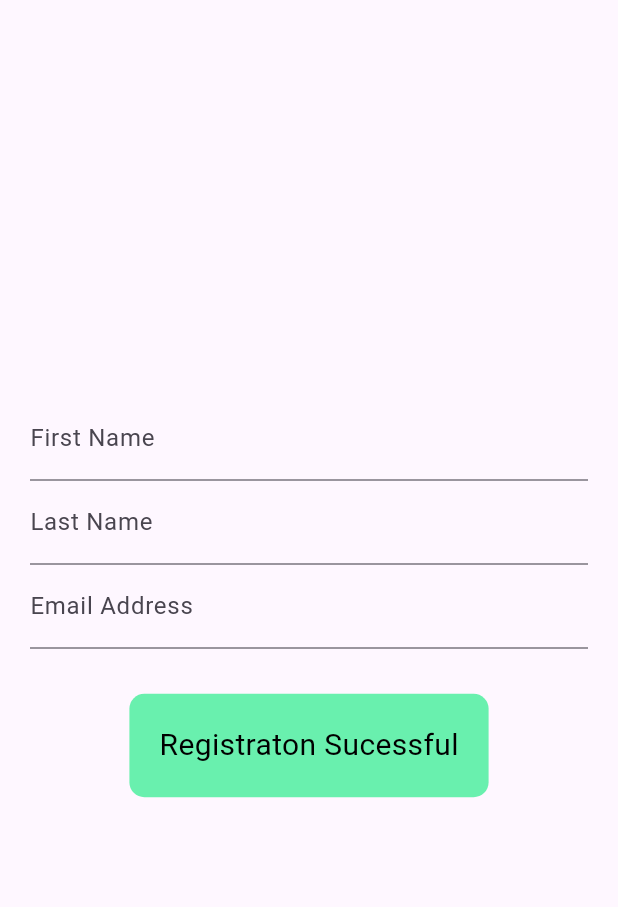
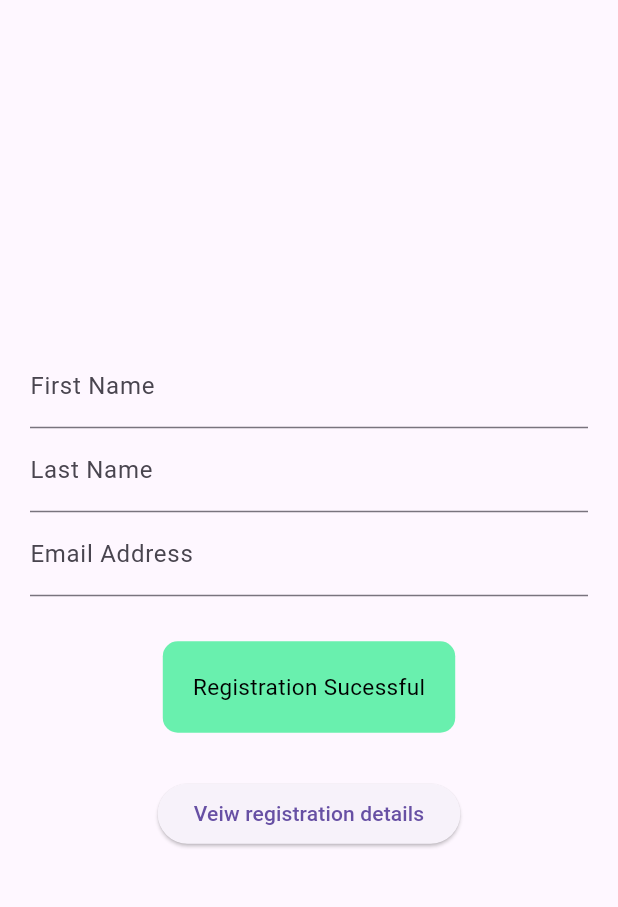
Before and after one commit to Omotolani14/registration_form, a Flutter app: the screen it shows after launch, after a tap on "Register me", on a phone screen of 412 x 824 dp, the part 63-970 px from its top. Run offline on Flutter 3.47's test engine with Material 3 defaults, Android fonts, the phone set to English and light mode, and no system bars.

Commit message:
registration_form

```diff
--- a/lib/Screens/Registration_Screen.dart
+++ b/lib/Screens/Registration_Screen.dart
@@ -1,5 +1,6 @@
 
 import 'package:flutter/material.dart';
+import 'package:registration_form/Screens/Details_Screen.dart';
 
 class RegistrationScreen extends StatefulWidget {
   @override
@@ -52,10 +53,10 @@ class _RegistrationScreenState extends State<RegistrationScreen>{
 
           ),
           child: Text(
-            isRegistered?"Registraton Sucessful":"Register me",
+            isRegistered?"Registration Sucessful":"Register me",
             style:TextStyle(
               color: Colors.black,
-              fontSize: 20,
+              fontSize: 15,
             )
           ),
 
@@ -63,6 +64,21 @@ class _RegistrationScreenState extends State<RegistrationScreen>{
 
         ),
       ),
+         SizedBox(height: 30,),
+         if(isRegistered)
+         ElevatedButton(onPressed:(){
+          Navigator.push(context,MaterialPageRoute(builder: (context)=>DetailsScreen(
+            firstname: firstnameController.text,
+             lastname: lastnameController.text,
+              email: emailController.text
+
+          )
+          )
+           );
+
+         }, child: Text("Veiw registration details")
+         )
+
       ],
     ),
     ) ,
```
Also changed, not shown: lib/Screens/Details_Screen.dart (+47 -0 lines).
